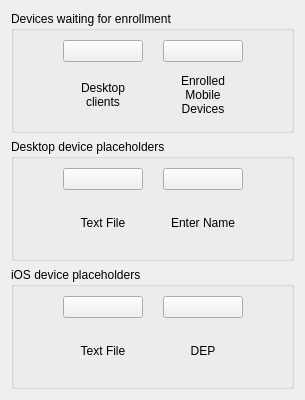
Before: the Qt Designer form FWAdminLib/NewClientDlg.ui in fw-dev/translations, drawn with Qt 5.
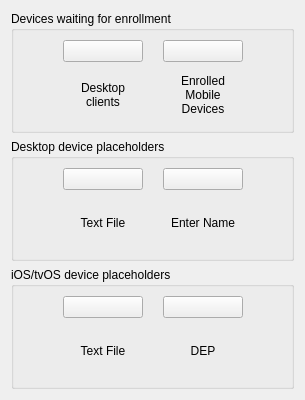
After: the same form once the commit is applied. Icons and pictures are not drawn.

The edit to the form file:
```diff
--- a/FWAdminLib/NewClientDlg.ui
+++ b/FWAdminLib/NewClientDlg.ui
@@ -354,7 +354,7 @@
    <item>
     <widget class="QGroupBox" name="groupBox_3">
      <property name="title">
-      <string>iOS device placeholders</string>
+      <string>iOS/tvOS device placeholders</string>
      </property>
      <layout class="QHBoxLayout" name="horizontalLayout_3" stretch="1,0,0,1">
       <property name="spacing">
```
